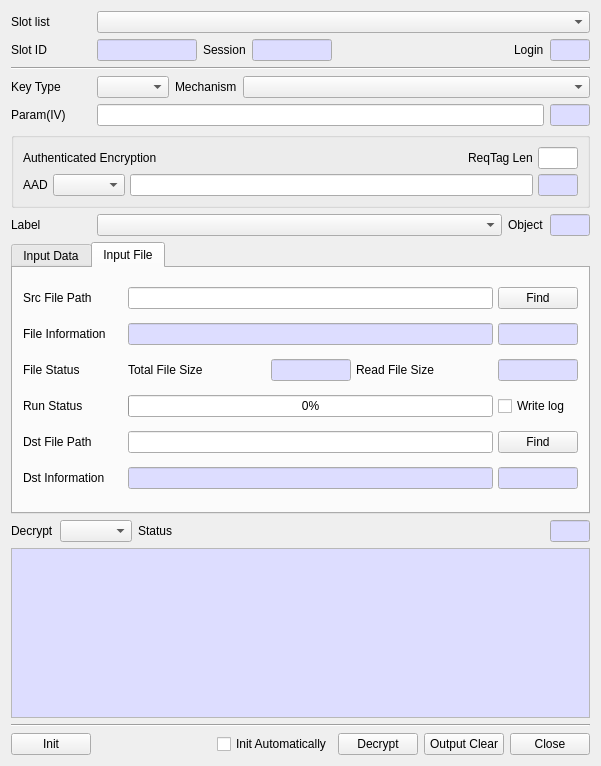
Before: the Qt Designer form CryptokiMan/decrypt_dlg.ui in jykim74/CryptokiMan, drawn with Qt 5.
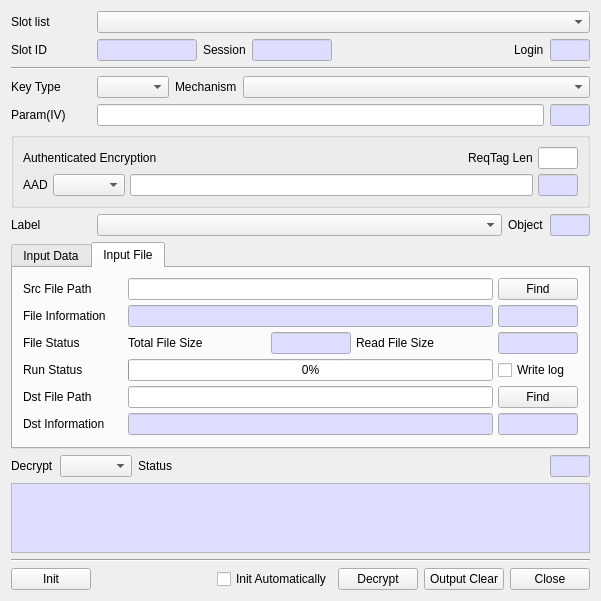
After: the same form once the commit is applied.

What changed in the file:
```diff
--- a/CryptokiMan/decrypt_dlg.ui
+++ b/CryptokiMan/decrypt_dlg.ui
@@ -7,7 +7,7 @@
     <x>0</x>
     <y>0</y>
     <width>601</width>
-    <height>766</height>
+    <height>596</height>
    </rect>
   </property>
   <property name="windowTitle">
```
